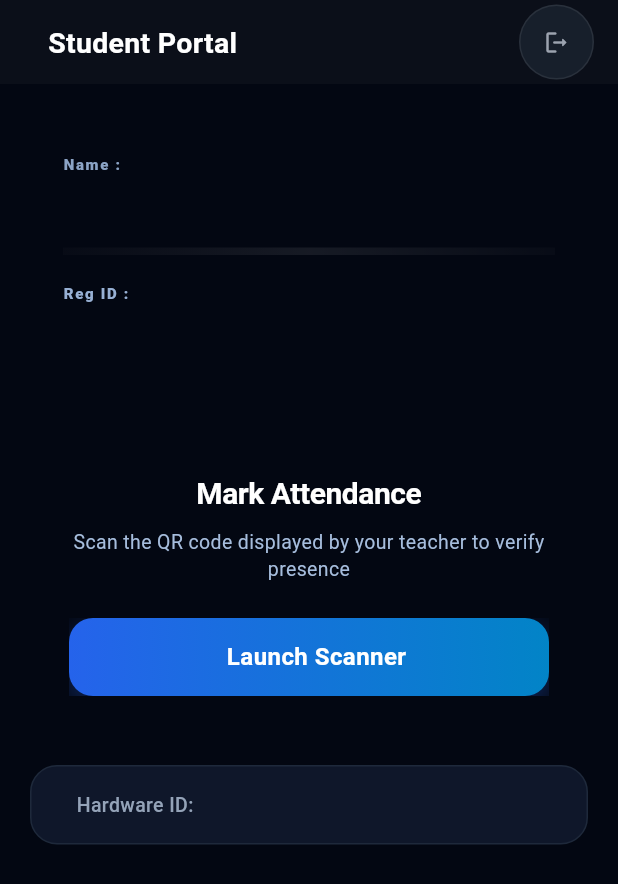
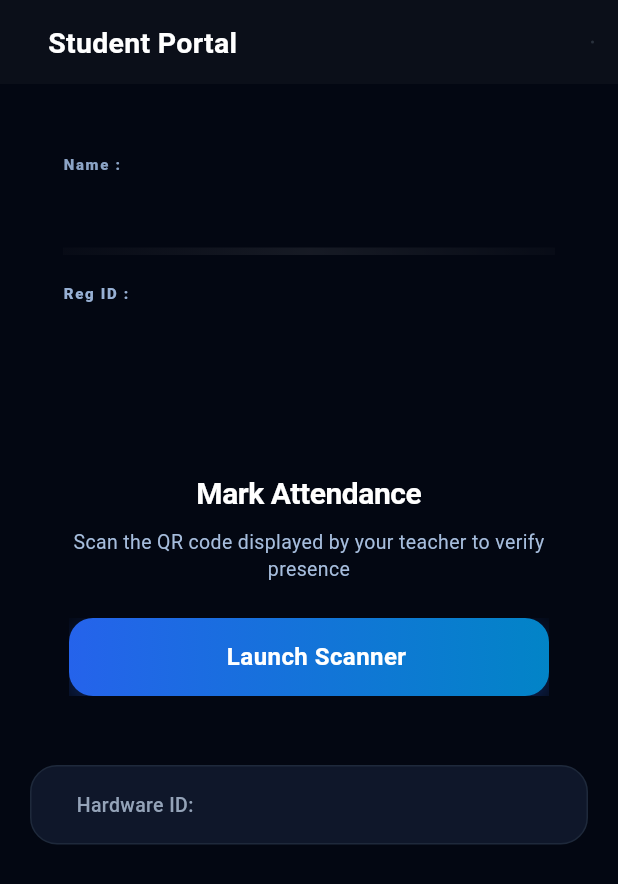
Before and after one commit to NiloyBroForce/flutter_attend, a Flutter app: the StudentHomeScreen screen opened directly, on a phone screen of 412 x 824 dp. Shown: the top 884 px of the screen. Run offline on Flutter 3.47's test engine with Material 3 defaults, Android fonts, the phone set to English and light mode, and no system bars; our stand-ins replace cloud_firestore, device_info_plus, firebase_auth, firebase_core, google_sign_in, qr_flutter; missing offline and left inert: mobile_scanner; accounts and stored records are empty.

Commit message:
simple UI

```diff
--- a/lib/screens/student.dart
+++ b/lib/screens/student.dart
@@ -499,15 +499,15 @@ class _StudentHomeScreenState extends State<StudentHomeScreen> {
               shape: BoxShape.circle,
               border: Border.all(color: Colors.white.withOpacity(0.08)),
             ),
-            child: IconButton(
-              icon: const Icon(
-                Icons.logout_rounded,
-                color: Color(0xFF9CA3AF),
-                size: 18,
-              ),
-              onPressed: _signOut,
-              tooltip: 'Sign Out',
-            ),
+            // child: IconButton(
+            //   icon: const Icon(
+            //     Icons.logout_rounded,
+            //     color: Color(0xFF9CA3AF),
+            //     size: 18,
+            //   ),
+            //   onPressed: _signOut,
+            //   tooltip: 'Sign Out',
+            // ),
           ),
         ],
       ),
```
